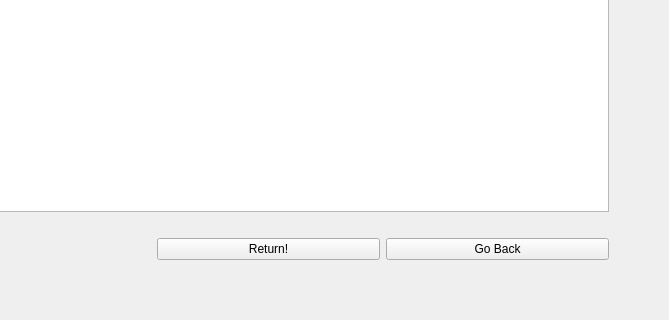
Before: the Qt Designer form Window_Classes/UtilPages/ReturnPage/ReturnPage.ui in interval-package/Library_Manage_System, drawn with Qt 5; both pictures show x 131 to 800 and y 280 to 600 of the 800 by 600 pixel window.
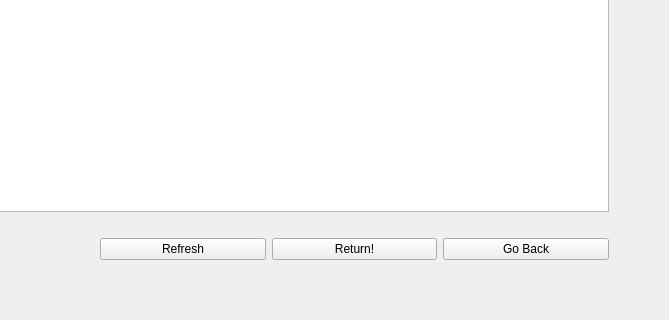
After: the same form once the commit is applied.

Commit message: ReturnPage Update with info showed

Patch:
```diff
--- a/Window_Classes/UtilPages/ReturnPage/ReturnPage.ui
+++ b/Window_Classes/UtilPages/ReturnPage/ReturnPage.ui
@@ -35,21 +35,7 @@
     <property name="bottomMargin">
      <number>50</number>
     </property>
-    <item row="3" column="1">
-     <widget class="QPushButton" name="ReturnButton">
-      <property name="text">
-       <string>Return!</string>
-      </property>
-     </widget>
-    </item>
-    <item row="3" column="2">
-     <widget class="QPushButton" name="GoBackButton">
-      <property name="text">
-       <string>Go Back</string>
-      </property>
-     </widget>
-    </item>
-    <item row="2" column="0" colspan="3">
+    <item row="2" column="0" colspan="4">
      <spacer name="horizontalSpacer">
       <property name="orientation">
        <enum>Qt::Horizontal</enum>
@@ -62,8 +48,22 @@
       </property>
      </spacer>
     </item>
-    <item row="1" column="0" colspan="3">
-     <widget class="QListView" name="listView"/>
+    <item row="1" column="0" colspan="4">
+     <widget class="QTableView" name="UnreturnedList"/>
+    </item>
+    <item row="0" column="0" colspan="4">
+     <widget class="QLabel" name="label_2">
+      <property name="text">
+       <string>Here is your Renting History, select the one you want to return!</string>
+      </property>
+     </widget>
+    </item>
+    <item row="3" column="2">
+     <widget class="QPushButton" name="ReturnButton">
+      <property name="text">
+       <string>Return!</string>
+      </property>
+     </widget>
     </item>
     <item row="3" column="0">
      <widget class="QLabel" name="label">
@@ -72,10 +72,17 @@
       </property>
      </widget>
     </item>
-    <item row="0" column="0" colspan="3">
-     <widget class="QLabel" name="label_2">
+    <item row="3" column="3">
+     <widget class="QPushButton" name="GoBackButton">
       <property name="text">
-       <string>Here is your Renting History, select the one you want to return!</string>
+       <string>Go Back</string>
+      </property>
+     </widget>
+    </item>
+    <item row="3" column="1">
+     <widget class="QPushButton" name="RefreshButton">
+      <property name="text">
+       <string>Refresh</string>
       </property>
      </widget>
     </item>
```
The commit also changes 4 other files.
